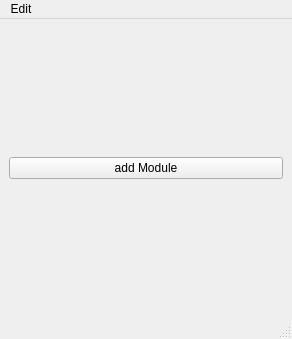
This is resources/design/ui/MainView.ui in jeaunrg/PyQTapp_template as Qt 5 draws it before an edit. The edited form follows.
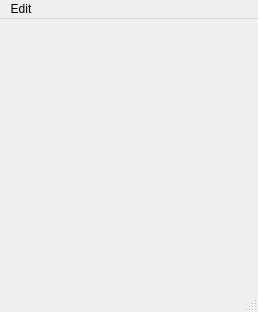
This is the edited form.

```diff
--- a/resources/design/ui/MainView.ui
+++ b/resources/design/ui/MainView.ui
@@ -6,33 +6,22 @@
    <rect>
     <x>0</x>
     <y>0</y>
-    <width>292</width>
-    <height>339</height>
+    <width>258</width>
+    <height>312</height>
    </rect>
   </property>
   <property name="windowTitle">
    <string>MainWindow</string>
   </property>
   <widget class="QWidget" name="centralwidget">
-   <layout class="QVBoxLayout" name="verticalLayout">
-    <item>
-     <widget class="QPushButton" name="add">
-      <property name="text">
-       <string>add Module</string>
-      </property>
-     </widget>
-    </item>
-    <item>
-     <layout class="QHBoxLayout" name="hbox"/>
-    </item>
-   </layout>
+   <layout class="QVBoxLayout" name="verticalLayout"/>
   </widget>
   <widget class="QMenuBar" name="menubar">
    <property name="geometry">
     <rect>
      <x>0</x>
      <y>0</y>
-     <width>292</width>
+     <width>258</width>
      <height>26</height>
     </rect>
    </property>
```
